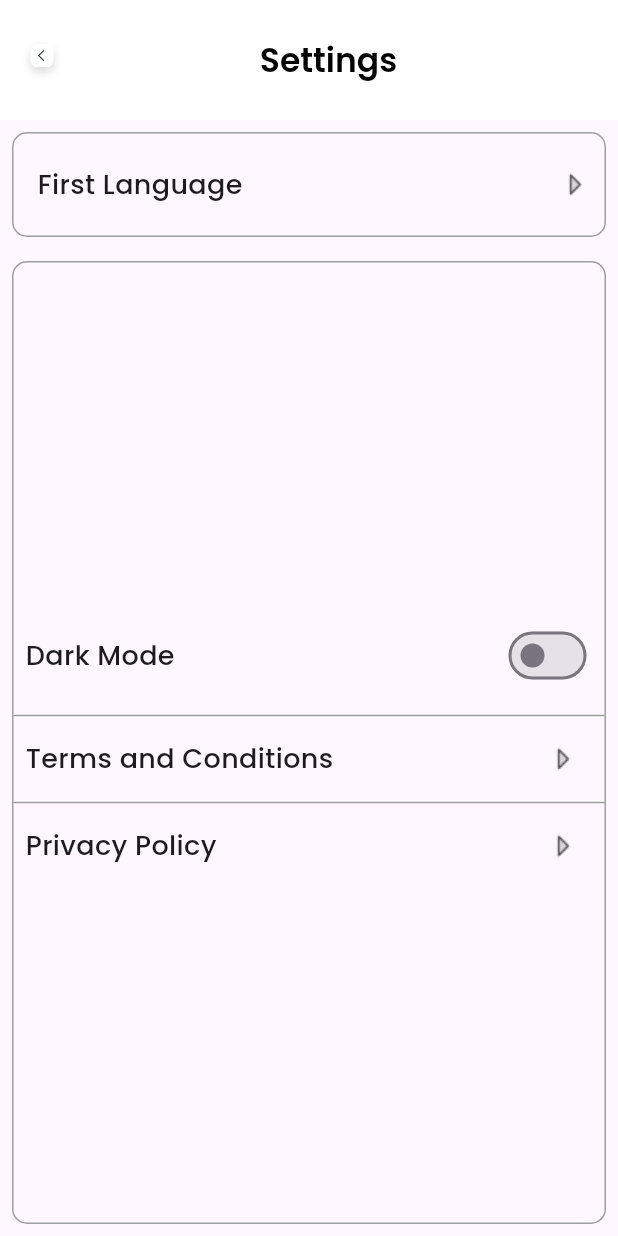
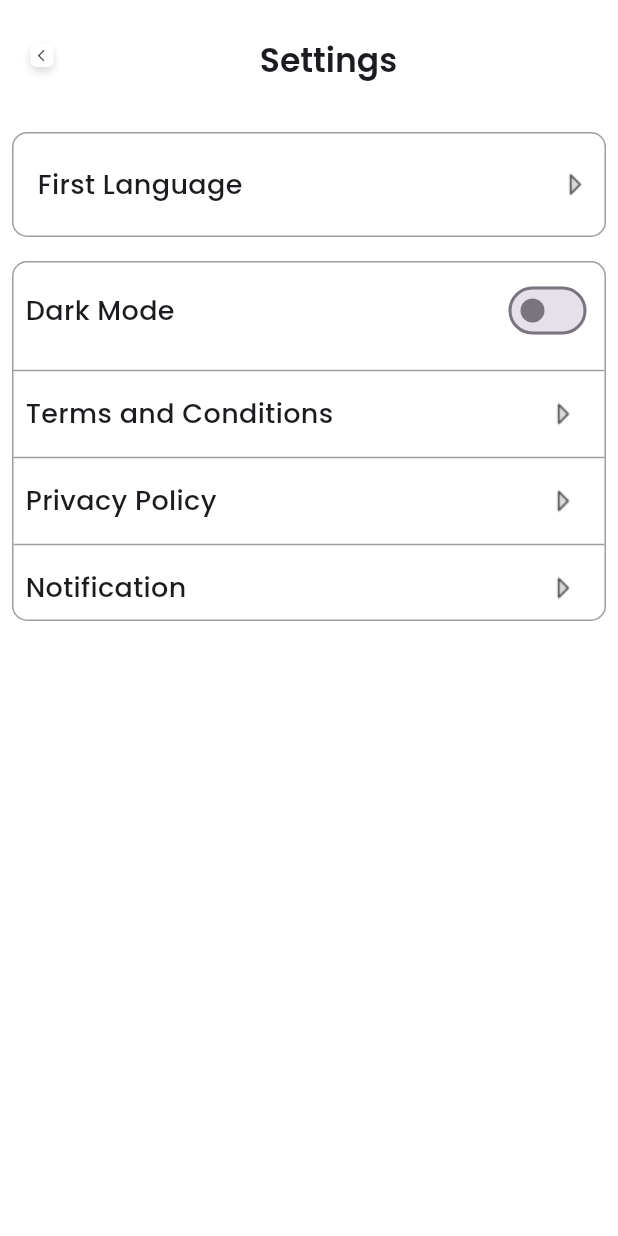
Before and after one commit to Elyes159/e-learn_mobile_app, a Flutter app: the Settingss screen opened directly, on a phone screen of 412 x 824 dp. Run offline on Flutter 3.47's test engine with Material 3 defaults, Android fonts, the phone set to English and light mode, and no system bars; our stand-ins replace chat_bubbles, cloud_firestore, firebase_auth, firebase_core, firebase_storage, flutter_tts and 3 more; missing offline and left inert: firebase_app_check, firebase_performance, tflite_v2, translator; accounts and stored records are empty; generated files the repository leaves out were written again; network calls fail.

Commit message:
Merge changes from remote main branch

```diff
--- a/lib/profile/settings/settings.dart
+++ b/lib/profile/settings/settings.dart
@@ -2,6 +2,7 @@ import 'package:flutter/material.dart';
 import 'package:google_fonts/google_fonts.dart';
 import 'package:pfe_1/profile/privacy_terms/privacy.dart';
 import 'package:pfe_1/profile/privacy_terms/terms.dart';
+import 'package:pfe_1/theme/themeNotifier.dart';
 
 class Settingss extends StatefulWidget {
   @override
@@ -13,9 +14,23 @@ class _SettingsState extends State<Settingss> {
 
   @override
   Widget build(BuildContext context) {
+    // Accédez à ThemeNotifier dans la méthode build
+    final themeNotifier = ThemeNotifier.of(context);
+    if (themeNotifier == null) {
+      // Gérez le cas où ThemeNotifier n'est pas trouvé
+      return Scaffold(
+        body: Center(
+          child: Text("ThemeNotifier not found!"),
+        ),
+      );
+    }
+
+    // Récupérez la valeur actuelle de ThemeMode
+    _isDarkMode = themeNotifier.themeModeNotifier.value == ThemeMode.dark;
+
     return Scaffold(
       appBar: AppBar(
-        backgroundColor: Colors.white,
+        backgroundColor: Colors.transparent,
         toolbarHeight: 80,
         leading: IconButton(
           icon: Image.asset(
@@ -35,7 +50,7 @@ class _SettingsState extends State<Settingss> {
             child: Text(
               "Settings",
               style: GoogleFonts.poppins(
-                color: Color.fromARGB(255, 0, 0, 0),
+                // color: Color.fromARGB(255, 0, 0, 0),
                 fontSize: 22,
                 fontWeight: FontWeight.w600,
               ),
@@ -84,7 +99,7 @@ class _SettingsState extends State<Settingss> {
               ),
             ),
           ),
-          Expanded(
+          SizedBox(
             child: Padding(
               padding: const EdgeInsets.all(8.0),
               child: Container(
@@ -94,6 +109,7 @@ class _SettingsState extends State<Settingss> {
                   borderRadius: BorderRadius.circular(10),
                 ),
                 child: Column(
+                  mainAxisSize: MainAxisSize.min,
                   mainAxisAlignment: MainAxisAlignment.center,
                   children: [
                     Padding(
@@ -113,6 +129,9 @@ class _SettingsState extends State<Settingss> {
                             onChanged: (bool value) {
                               setState(() {
                                 _isDarkMode = value;
+                                // Mettez à jour le ThemeMode via ThemeNotifier
+                                themeNotifier.themeModeNotifier.value =
+                                    value ? ThemeMode.dark : ThemeMode.light;
                               });
                             },
                           ),
@@ -122,6 +141,14 @@ class _SettingsState extends State<Settingss> {
                     Divider(color: Colors.grey),
                     Padding(
                       padding: const EdgeInsets.all(8.0),
+                      child: InkWell(
+                        onTap: () {
+                          Navigator.push(
+                            context,
+                            MaterialPageRoute(
+                                builder: (context) => TermsAndConditionsPage()),
+                          );
+                        },
                         child: Row(
                           mainAxisAlignment: MainAxisAlignment.spaceBetween,
                           children: [
@@ -132,16 +159,7 @@ class _SettingsState extends State<Settingss> {
                                 fontWeight: FontWeight.w500,
                               ),
                             ),
-                          InkWell(
-                            onTap: () {
-                              Navigator.push(
-                                context,
-                                MaterialPageRoute(
-                                    builder: (context) =>
-                                        TermsAndConditionsPage()),
-                              );
-                            },
-                            child: Padding(
+                            Padding(
                               padding: const EdgeInsets.only(right: 8.0),
                               child: Image.asset(
                                 "assets/CaretRight.png",
@@ -149,13 +167,21 @@ class _SettingsState extends State<Settingss> {
                                 width: 24,
                               ),
                             ),
+                          ],
                         ),
-                        ],
                       ),
                     ),
                     Divider(color: Colors.grey),
                     Padding(
                       padding: const EdgeInsets.all(8.0),
+                      child: InkWell(
+                        onTap: () {
+                          Navigator.push(
+                            context,
+                            MaterialPageRoute(
+                                builder: (context) => PrivacyPolicyPage()),
+                          );
+                        },
                         child: Row(
                           mainAxisAlignment: MainAxisAlignment.spaceBetween,
                           children: [
@@ -166,7 +192,22 @@ class _SettingsState extends State<Settingss> {
                                 fontWeight: FontWeight.w500,
                               ),
                             ),
-                          InkWell(
+                            Padding(
+                              padding: const EdgeInsets.only(right: 8.0),
+                              child: Image.asset(
+                                "assets/CaretRight.png",
+                                height: 24,
+                                width: 24,
+                              ),
+                            ),
+                          ],
+                        ),
+                      ),
+                    ),
+                    Divider(color: Colors.grey),
+                    Padding(
+                      padding: const EdgeInsets.all(8.0),
+                      child: InkWell(
                         onTap: () {
                           Navigator.push(
                             context,
@@ -174,7 +215,17 @@ class _SettingsState extends State<Settingss> {
                                 builder: (context) => PrivacyPolicyPage()),
                           );
                         },
-                            child: Padding(
+                        child: Row(
+                          mainAxisAlignment: MainAxisAlignment.spaceBetween,
+                          children: [
+                            Text(
+                              "Notification",
+                              style: GoogleFonts.poppins(
+                                fontSize: 18,
+                                fontWeight: FontWeight.w500,
+                              ),
+                            ),
+                            Padding(
                               padding: const EdgeInsets.only(right: 8.0),
                               child: Image.asset(
                                 "assets/CaretRight.png",
@@ -182,8 +233,8 @@ class _SettingsState extends State<Settingss> {
                                 width: 24,
                               ),
                             ),
+                          ],
                         ),
-                        ],
                       ),
                     ),
                   ],
--- /dev/null
+++ b/lib/theme/themeNotifier.dart
@@ -0,0 +1,19 @@
+import 'package:flutter/material.dart';
+
+class ThemeNotifier extends InheritedWidget {
+  final ValueNotifier<ThemeMode> themeModeNotifier;
+
+  ThemeNotifier({
+    required this.themeModeNotifier,
+    required Widget child,
+  }) : super(child: child);
+
+  static ThemeNotifier? of(BuildContext context) {
+    return context.dependOnInheritedWidgetOfExactType<ThemeNotifier>();
+  }
+
+  @override
+  bool updateShouldNotify(covariant ThemeNotifier oldWidget) {
+    return oldWidget.themeModeNotifier != themeModeNotifier;
+  }
+}
```
Also changed, not shown: lib/chatt/chatt.dart (+11 -27 lines), lib/main.dart (+17 -12 lines), lib/profile/profile.dart (+8 -2 lines), lib/starting/choice_lan.dart (+14 -4 lines), lib/starting/signup.dart (+4 -4 lines). Lines whose indentation alone changed are shown as unchanged.
